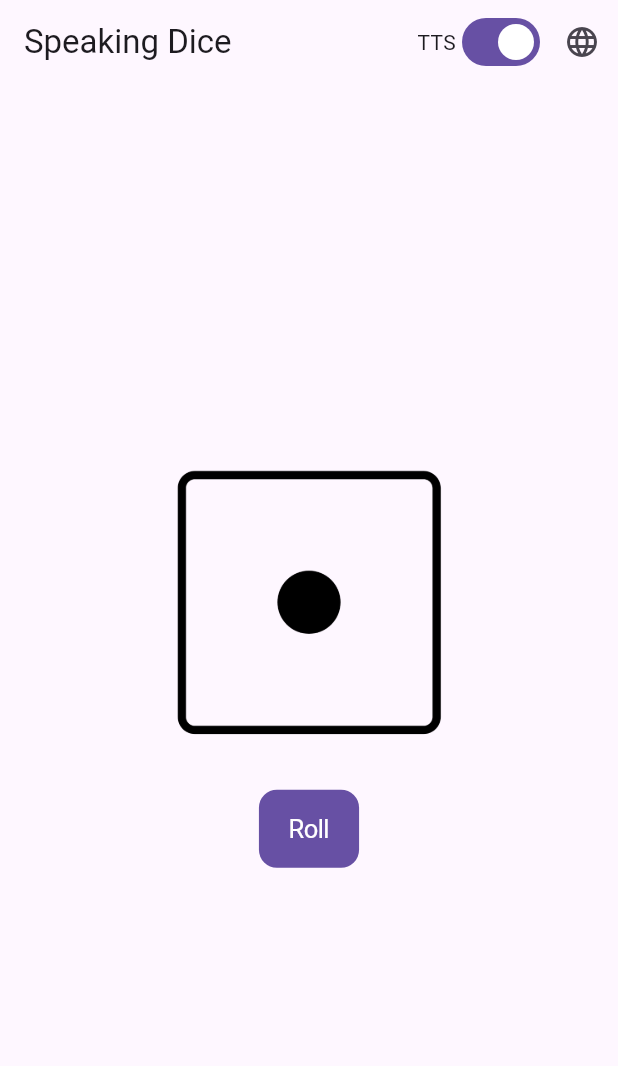
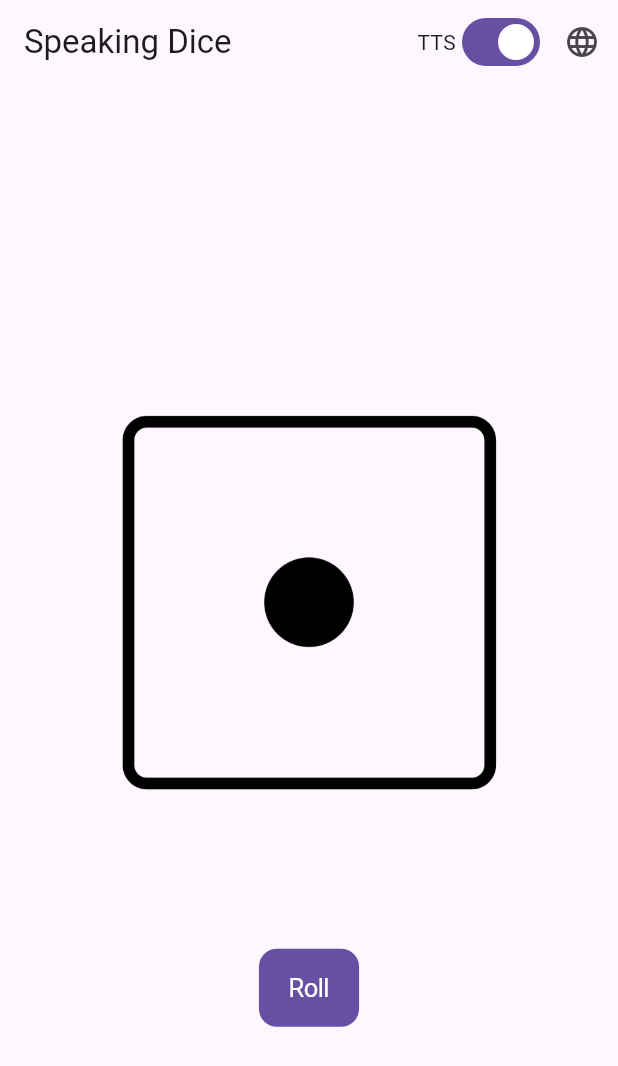
Before and after one commit to iqfareez/speaking_dice, a Flutter app: the screen it shows after launch, on a phone screen of 412 x 824 dp. Shown: the top 1066 px of the screen. Run offline on Flutter 3.47's test engine with Material 3 defaults, Android fonts, the phone set to English and light mode, and no system bars; our stand-ins replace flutter_tts.

Commit message:
🌒 Added auto dark mode #1
also make the dice image resize based on padding, not width

```diff
--- a/lib/home.dart
+++ b/lib/home.dart
@@ -147,11 +147,16 @@ class _HomeState extends State<Home> with TickerProviderStateMixin {
         child: Column(
           mainAxisAlignment: MainAxisAlignment.center,
           children: [
-            RotationTransition(
+            Padding(
+              padding: const EdgeInsets.all(64.0),
+              child: RotationTransition(
                 turns: _animation,
                 child: Image.asset(
                   'assets/faces/$_dice.png',
-                width: 200,
+                  color: Theme.of(context).brightness == Brightness.dark
+                      ? Colors.grey.shade100
+                      : null,
+                ),
               ),
             ),
             const SizedBox(height: 25),
@@ -162,7 +167,8 @@ class _HomeState extends State<Home> with TickerProviderStateMixin {
                 int newDice = Random().nextInt(6) + 1;
                 setState(() => _dice = newDice);
                 if (ttsEnabled) flutterTts.speak(_dice.toString());
-                })
+              },
+            )
           ],
         ),
       ),
--- a/lib/main.dart
+++ b/lib/main.dart
@@ -13,9 +13,13 @@ class MyApp extends StatelessWidget {
     return MaterialApp(
       title: 'Speaking Dice',
       theme: ThemeData(
-        primarySwatch: Colors.blue,
         useMaterial3: true,
       ),
+      darkTheme: ThemeData(
+        brightness: Brightness.dark,
+        useMaterial3: true,
+      ),
+      themeMode: ThemeMode.system,
       home: const Home(),
     );
   }
```
Lines whose indentation alone changed are shown as unchanged.
